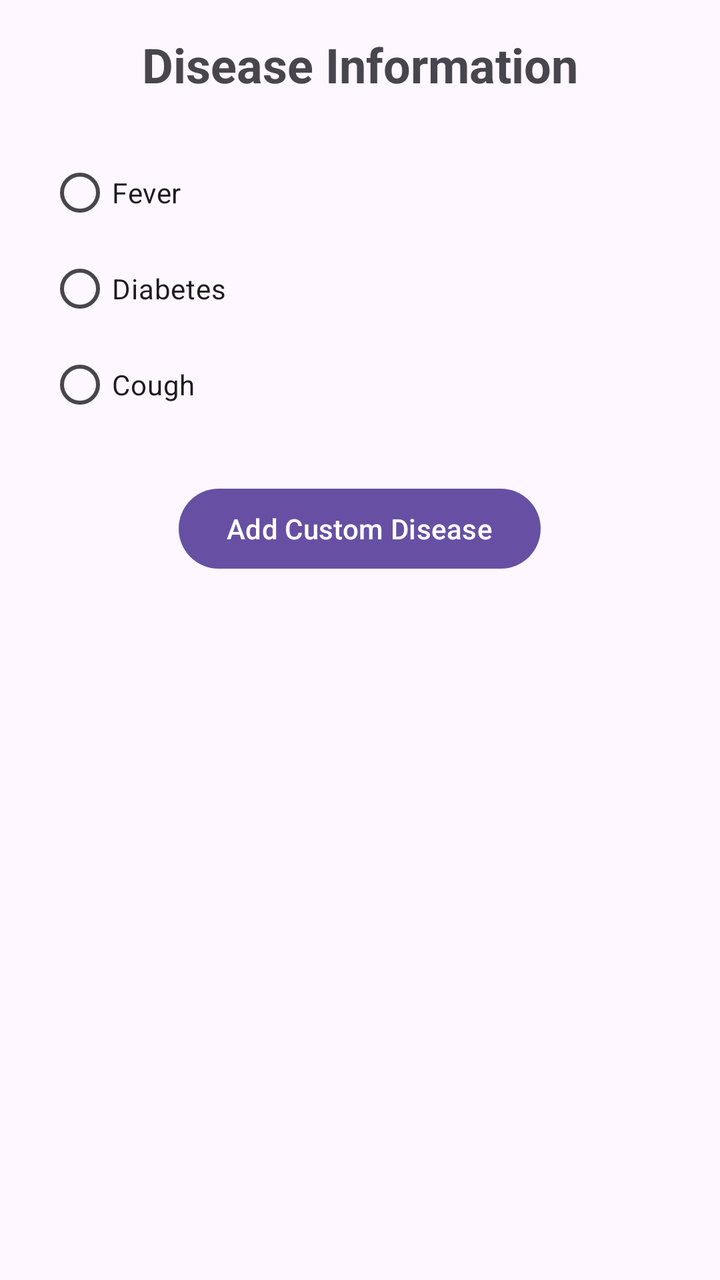
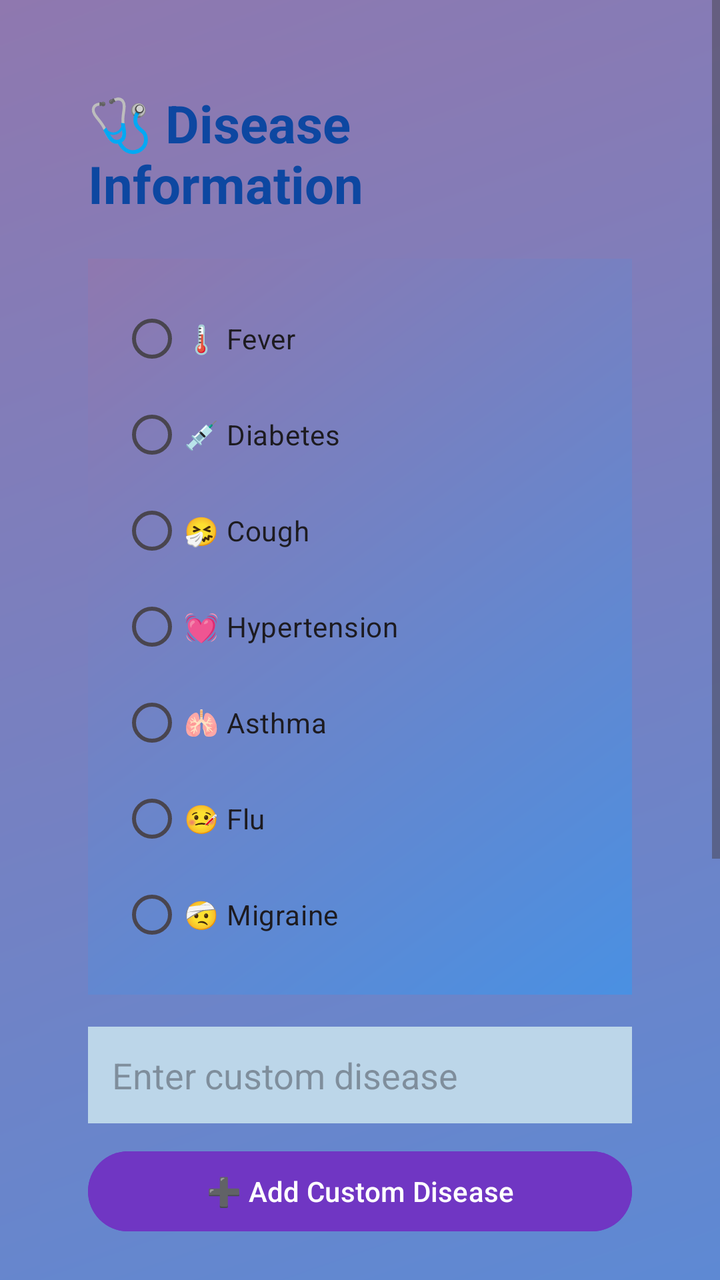

Screens rendered from an Android XML layout before and after an edit, with the pre-edit source and the edit as a unified diff.
<!-- AndroidManifest.xml: application theme Theme.MedicineReminder -->
<!-- res/layout/activity_disease_info.xml -->
<?xml version="1.0" encoding="utf-8"?>
<ScrollView xmlns:android="http://schemas.android.com/apk/res/android"
    android:layout_width="match_parent"
    android:layout_height="match_parent">

    <LinearLayout
        android:layout_width="match_parent"
        android:layout_height="wrap_content"
        android:orientation="vertical"
        android:padding="16dp">

        
        <TextView
            android:id="@+id/diseaseInfoTitle"
            android:layout_width="wrap_content"
            android:layout_height="wrap_content"
            android:text="Disease Information"
            android:textSize="24sp"
            android:textStyle="bold"
            android:layout_gravity="center_horizontal"
            android:paddingBottom="16dp"/>

        
        <RadioGroup
            android:id="@+id/diseaseRadioGroup"
            android:layout_width="match_parent"
            android:layout_height="wrap_content"
            android:orientation="vertical"
            android:padding="8dp">

            <RadioButton
                android:id="@+id/radio_fever"
                android:layout_width="wrap_content"
                android:layout_height="wrap_content"
                android:text="Fever" />

            <RadioButton
                android:id="@+id/radio_diabetes"
                android:layout_width="wrap_content"
                android:layout_height="wrap_content"
                android:text="Diabetes" />

            <RadioButton
                android:id="@+id/radio_cough"
                android:layout_width="wrap_content"
                android:layout_height="wrap_content"
                android:text="Cough" />
        </RadioGroup>

        
        <EditText
            android:id="@+id/addDiseaseEditText"
            android:layout_width="match_parent"
            android:layout_height="wrap_content"
            android:hint="Enter your disease"
            android:inputType="text"
            android:visibility="gone"
            android:padding="8dp"/>

        
        <Button
            android:id="@+id/addDiseaseBtn"
            android:layout_width="wrap_content"
            android:layout_height="wrap_content"
            android:text="Add Custom Disease"
            android:layout_gravity="center"
            android:layout_marginTop="16dp"/>

    </LinearLayout>
</ScrollView>
<!-- resources referenced by this layout -->
<resources>
  <style name="Theme.MedicineReminder" parent="Base.Theme.MedicineReminder" />
  <style name="Base.Theme.MedicineReminder" parent="Theme.Material3.DayNight.NoActionBar">
          
          
      </style>
</resources>

<!-- the commit's change to res/layout/activity_disease_info.xml (unified diff, before → after) -->
@@ -1,70 +1,165 @@
 <?xml version="1.0" encoding="utf-8"?>
 <ScrollView xmlns:android="http://schemas.android.com/apk/res/android"
     android:layout_width="match_parent"
-    android:layout_height="match_parent">
+    android:layout_height="match_parent"
+    android:fillViewport="true"
+    android:background="#DCEEFF">
 
     <LinearLayout
         android:layout_width="match_parent"
         android:layout_height="wrap_content"
+        android:background="@drawable/bg_gradient"
         android:orientation="vertical"
-        android:padding="16dp">
+        android:padding="20dp">
 
-        
-        <TextView
-            android:id="@+id/diseaseInfoTitle"
-            android:layout_width="wrap_content"
-            android:layout_height="wrap_content"
-            android:text="Disease Information"
-            android:textSize="24sp"
-            android:textStyle="bold"
-            android:layout_gravity="center_horizontal"
-            android:paddingBottom="16dp"/>
-
-        
-        <RadioGroup
-            android:id="@+id/diseaseRadioGroup"
+        <LinearLayout
             android:layout_width="match_parent"
             android:layout_height="wrap_content"
+            android:background="@drawable/bg_gradient"
+            android:elevation="10dp"
             android:orientation="vertical"
-            android:padding="8dp">
+            android:padding="24dp">
 
-            <RadioButton
-                android:id="@+id/radio_fever"
+            
+            <TextView
                 android:layout_width="wrap_content"
                 android:layout_height="wrap_content"
-                android:text="Fever" />
+                android:layout_gravity="center_horizontal"
+                android:paddingBottom="20dp"
+                android:text="🩺 Disease Information"
+                android:textColor="#0D47A1"
+                android:textSize="26sp"
+                android:textStyle="bold" />
 
-            <RadioButton
-                android:id="@+id/radio_diabetes"
+            
+            <RadioGroup
+                android:id="@+id/diseaseRadioGroup"
+                android:layout_width="match_parent"
+                android:layout_height="wrap_content"
+                android:background="@drawable/bg_gradient"
+                android:padding="16dp">
+
+                <RadioButton
+                    android:layout_width="match_parent"
+                    android:layout_height="wrap_content"
+                    android:text="🌡 Fever" />
+
+                <RadioButton
+                    android:layout_width="match_parent"
+                    android:layout_height="wrap_content"
+                    android:text="💉 Diabetes" />
+
+                <RadioButton
+                    android:layout_width="match_parent"
+                    android:layout_height="wrap_content"
+                    android:text="🤧 Cough" />
+
+                <RadioButton
+                    android:layout_width="match_parent"
+                    android:layout_height="wrap_content"
+                    android:text="💓 Hypertension" />
+
+                <RadioButton
+                    android:layout_width="match_parent"
+                    android:layout_height="wrap_content"
+                    android:text="🫁 Asthma" />
+
+                <RadioButton
+                    android:layout_width="match_parent"
+                    android:layout_height="wrap_content"
+                    android:text="🤒 Flu" />
+
+                <RadioButton
+                    android:layout_width="match_parent"
+                    android:layout_height="wrap_content"
+                    android:text="🤕 Migraine" />
+            </RadioGroup>
+
+            
+            <EditText
+                android:id="@+id/customDiseaseInput"
+                android:layout_width="match_parent"
+                android:layout_height="wrap_content"
+                android:layout_marginTop="16dp"
+                android:background="#BCD6E9"
+                android:hint="Enter custom disease"
+                android:padding="12dp" />
+
+            <Button
+                android:id="@+id/addDiseaseBtn"
+                android:layout_width="match_parent"
+                android:layout_height="wrap_content"
+                android:layout_marginTop="10dp"
+                android:backgroundTint="#7036C3"
+                android:text="➕ Add Custom Disease"
+                android:textColor="@android:color/white" />
+
+            
+            <TextView
                 android:layout_width="wrap_content"
                 android:layout_height="wrap_content"
-                android:text="Diabetes" />
+                android:layout_marginTop="20dp"
+                android:text="Select Severity"
+                android:textColor="#0B0B0B"
+                android:textStyle="bold" />
 
-            <RadioButton
-                android:id="@+id/radio_cough"
-                android:layout_width="wrap_content"
+            <RadioGroup
+                android:id="@+id/severityGroup"
+                android:layout_width="match_parent"
                 android:layout_height="wrap_content"
-                android:text="Cough" />
-        </RadioGroup>
+                android:background="#C8D5E0"
+                android:orientation="horizontal"
+                android:padding="10dp">
 
-        
-        <EditText
-            android:id="@+id/addDiseaseEditText"
-            android:layout_width="match_parent"
-            android:layout_height="wrap_content"
-            android:hint="Enter your disease"
-            android:inputType="text"
-            android:visibility="gone"
-            android:padding="8dp"/>
+                <RadioButton
+                    android:layout_width="wrap_content"
+                    android:layout_height="wrap_content"
+                    android:text="🟢 Mild" />
 
-        
-        <Button
-            android:id="@+id/addDiseaseBtn"
-            android:layout_width="wrap_content"
-            android:layout_height="wrap_content"
-            android:text="Add Custom Disease"
-            android:layout_gravity="center"
-            android:layout_marginTop="16dp"/>
+                <RadioButton
+                    android:layout_width="wrap_content"
+                    android:layout_height="wrap_content"
+                    android:text="🟡 Moderate" />
+
+                <RadioButton
+                    android:layout_width="wrap_content"
+                    android:layout_height="wrap_content"
+                    android:text="🔴 Severe" />
+            </RadioGroup>
+
+            
+            <EditText
+                android:id="@+id/durationInput"
+                android:layout_width="match_parent"
+                android:layout_height="wrap_content"
+                android:layout_marginTop="16dp"
+                android:background="#E3F2FD"
+                android:hint="Duration (in days)"
+                android:inputType="number"
+                android:padding="12dp" />
+
+            
+            <TextView
+                android:id="@+id/infoCard"
+                android:layout_width="match_parent"
+                android:layout_height="wrap_content"
+                android:layout_marginTop="20dp"
+                android:background="#BBDEFB"
+                android:padding="18dp"
+                android:text="Select a disease to see details..."
+                android:textColor="#0D47A1" />
+
+            
+            <TextView
+                android:id="@+id/riskIndicator"
+                android:layout_width="match_parent"
+                android:layout_height="wrap_content"
+                android:layout_marginTop="16dp"
+                android:text=""
+                android:textSize="18sp"
+                android:textStyle="bold" />
+
+        </LinearLayout>
 
     </LinearLayout>
 </ScrollView>
<!-- resource entries referenced after the edit -->
@@ -1,9 +1,26 @@
 <!-- resources referenced by this layout -->
 <resources>
-  <style name="Theme.MedicineReminder" parent="Base.Theme.MedicineReminder" />
-  <style name="Base.Theme.MedicineReminder" parent="Theme.Material3.DayNight.NoActionBar">
-          
-          
+  <!-- drawable bg_gradient (drawable) -->
+  <?xml version="1.0" encoding="utf-8"?>
+  <shape xmlns:android="http://schemas.android.com/apk/res/android"
+      android:shape="rectangle">
+  
+      <gradient
+          android:startColor="#4A90E2"
+          android:endColor="#8F78AF"
+          android:angle="135"/>
+  
+      <corners android:radius="0dp"/>
+  
+  
+  </shape>
+  <style name="Theme.MedicineReminder" parent="Theme.Material3.DayNight.NoActionBar">
+          <item name="colorPrimary">@color/primaryColor</item>
+          <item name="colorOnPrimary">@color/white</item>
+          <item name="android:statusBarColor">@color/primaryDark</item>
       </style>
+  <color name="primaryColor">#00897B</color>
+  <color name="white">#FFFFFF</color>
+  <color name="primaryDark">#00695C</color>
 </resources>
 
